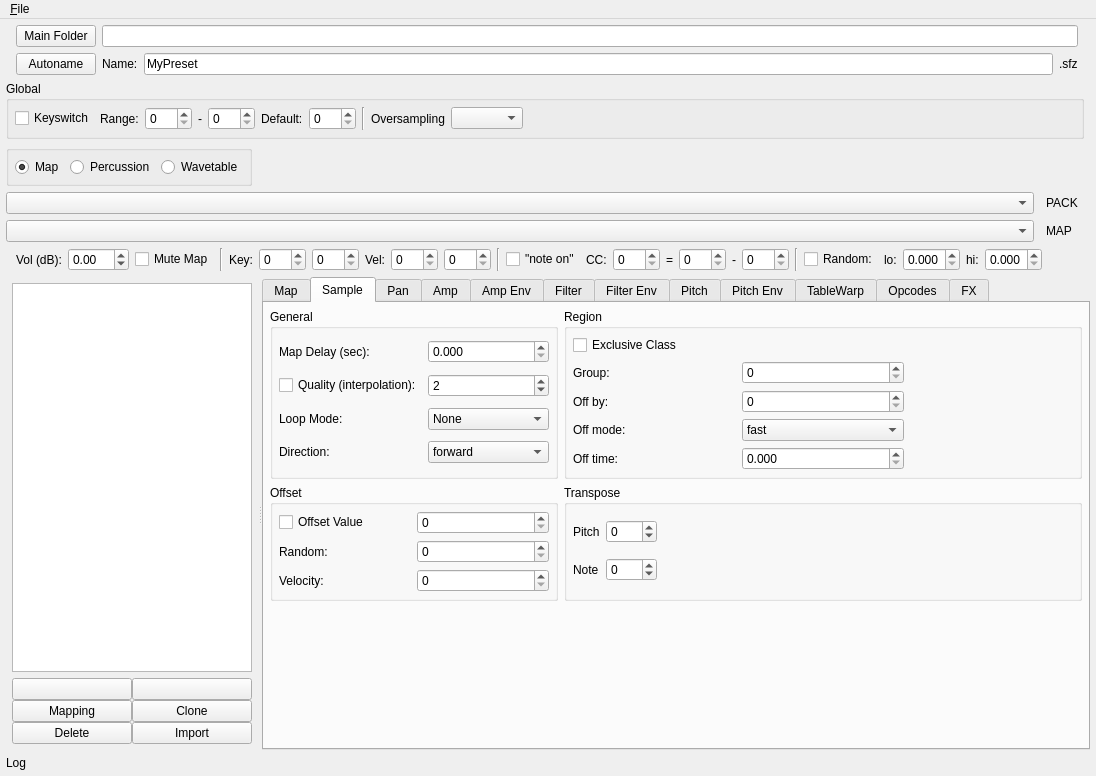
michael02022/sfzbuilder, file src/ui/mainwindow.ui: the form before one commit.
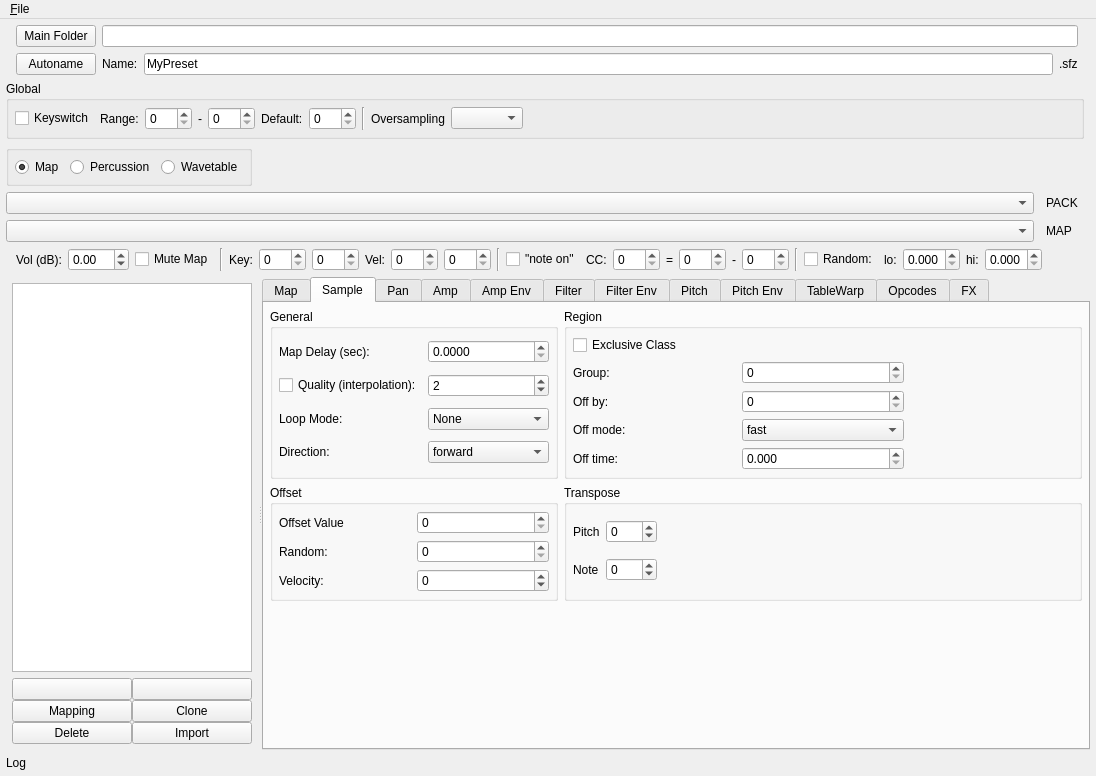
The form after the commit. The open tabs and pages were chosen to show the change. Icons and pictures are not drawn. Custom widgets are drawn as their Qt base class.

The edit to the form file:
```diff
--- a/src/ui/mainwindow.ui
+++ b/src/ui/mainwindow.ui
@@ -1569,13 +1569,6 @@
               </property>
              </widget>
             </item>
-            <item row="0" column="0">
-             <widget class="QCheckBox" name="chkSampleOffsetValue">
-              <property name="text">
-               <string>Offset Value</string>
-              </property>
-             </widget>
-            </item>
             <item row="3" column="1">
              <widget class="QSpinBox" name="sbxSampleOffsetRandom">
               <property name="maximum">
@@ -1588,12 +1581,18 @@
             </item>
             <item row="4" column="1">
              <widget class="QSpinBox" name="sbxSampleOffsetVelocity">
+              <property name="minimum">
+               <number>-999999999</number>
+              </property>
               <property name="maximum">
                <number>999999999</number>
               </property>
               <property name="singleStep">
                <number>25</number>
               </property>
+              <property name="value">
+               <number>0</number>
+              </property>
              </widget>
             </item>
             <item row="0" column="1">
@@ -1606,6 +1605,13 @@
               </property>
              </widget>
             </item>
+            <item row="0" column="0">
+             <widget class="QLabel" name="label_44">
+              <property name="text">
+               <string>Offset Value</string>
+              </property>
+             </widget>
+            </item>
            </layout>
           </widget>
          </item>
@@ -1682,7 +1688,7 @@
             <item row="0" column="1">
              <widget class="QDoubleSpinBox" name="dsbSampleMapDelay">
               <property name="decimals">
-               <number>3</number>
+               <number>4</number>
               </property>
               <property name="singleStep">
                <double>0.010000000000000</double>
```
Left out of the diff: 23 changed lines with no effect on the pictures.
